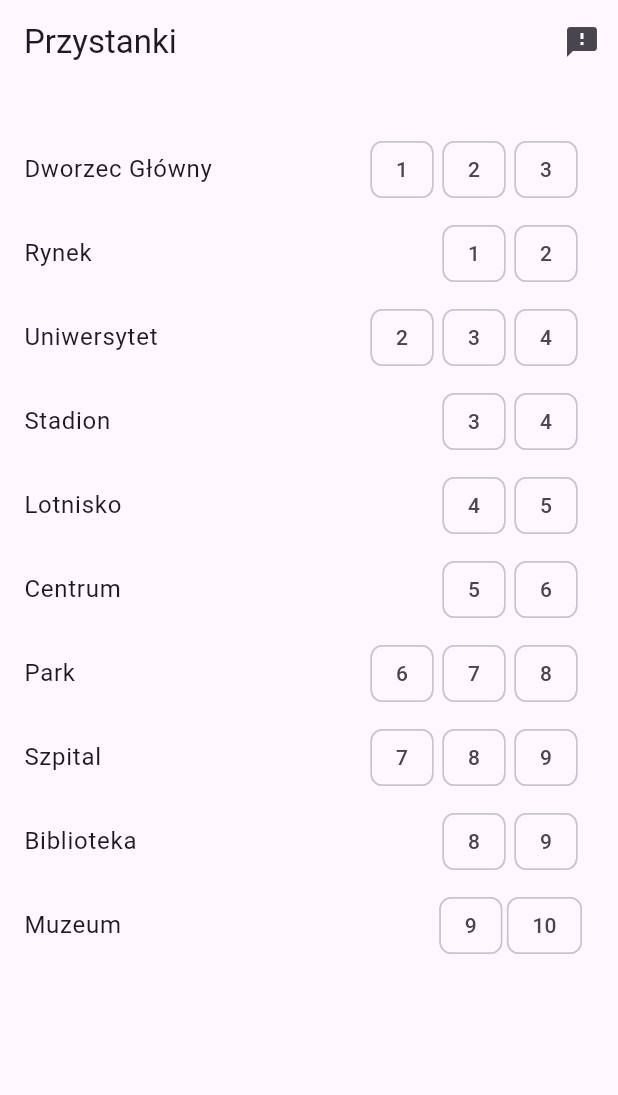
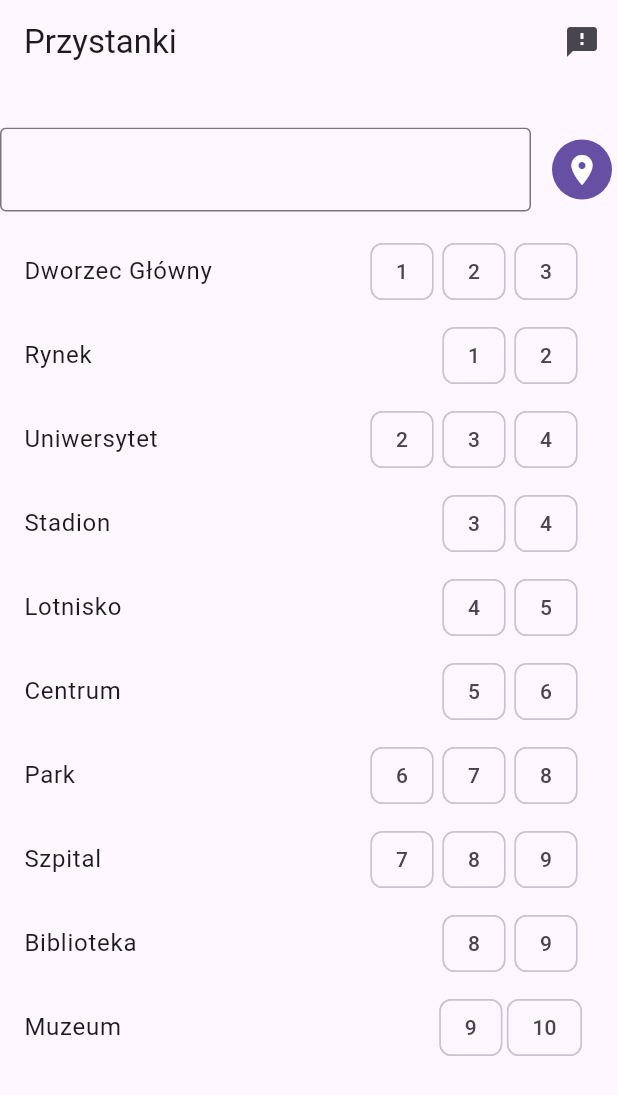
Before and after one commit to Solvro/mobile-jak-doczlapie, a Flutter app: the screen it shows after launch, on a phone screen of 412 x 824 dp. Shown: the top 1095 px of the screen. Run offline on Flutter 3.47's test engine with Material 3 defaults, Android fonts, the phone set to English and light mode, and no system bars; our stand-ins replace auto_route, device_preview, flutter_form_builder, flutter_hooks, flutter_map, form_builder_validators and 7 more; generated files the repository leaves out were written again.

Commit message:
feat: locating user (#10)
* feat: add geolocation

* chore: pubspec  lock

* chore: linter

```diff
--- a/lib/features/stops/view/stops_view.dart
+++ b/lib/features/stops/view/stops_view.dart
@@ -1,17 +1,21 @@
 import "package:auto_route/auto_route.dart";
 import "package:flutter/material.dart";
+import "package:flutter_hooks/flutter_hooks.dart";
+import "package:hooks_riverpod/hooks_riverpod.dart";
 import "../../../app/router.dart";
+import "../../../common/services/location_service.dart";
 import "../../../common/widgets/app_bar.dart";
 import "../data/stop.dart";
 import "stop_tile.dart";
 
-class StopsView extends StatelessWidget {
+class StopsView extends HookConsumerWidget {
   const StopsView({super.key, required this.stops});
 
   final List<Stop> stops;
 
   @override
-  Widget build(BuildContext context) {
+  Widget build(BuildContext context, WidgetRef ref) {
+    final controller = useTextEditingController();
     return Scaffold(
       appBar: CommonAppBar(
         title: "Przystanki",
@@ -22,9 +26,30 @@ class StopsView extends StatelessWidget {
           ),
         ],
       ),
-      body: ListView.builder(
-        itemCount: stops.length,
-        itemBuilder: (context, index) => StopTile(stop: stops[index]),
+      body: Column(
+        spacing: 12,
+        mainAxisSize: MainAxisSize.min,
+        children: [
+          Row(
+            spacing: 10,
+            children: [
+              Expanded(child: TextField(controller: controller)),
+              IconButton.filled(
+                onPressed: () async {
+                  await LocationService.requestPermission();
+                  final placemark = await ref.read(currentPlacemarkProvider.future);
+                  controller.text = placemark ?? "";
+                },
+                icon: const Icon(Icons.place),
+              ),
+            ],
+          ),
+          ListView.builder(
+            shrinkWrap: true,
+            itemCount: stops.length,
+            itemBuilder: (context, index) => StopTile(stop: stops[index]),
+          ),
+        ],
       ),
     );
   }
--- a/pubspec.yaml
+++ b/pubspec.yaml
@@ -1,8 +1,6 @@
 name: jak_doczlapie
 description: "A new Flutter project."
-
 publish_to: "none"
-
 version: 1.0.1+1
 
 environment:
@@ -26,6 +24,8 @@ dependencies:
   flutter_form_builder: ^10.2.0
   form_builder_validators: ^11.2.0
   device_preview: ^1.1.0
+  geocoding: ^4.0.0
+  geolocator: ^14.0.2
 
 dev_dependencies:
   flutter_test:
```
Also changed, not shown: lib/common/services/location_service.dart (added, +88 -0 lines), pubspec.lock, 8 other files.
